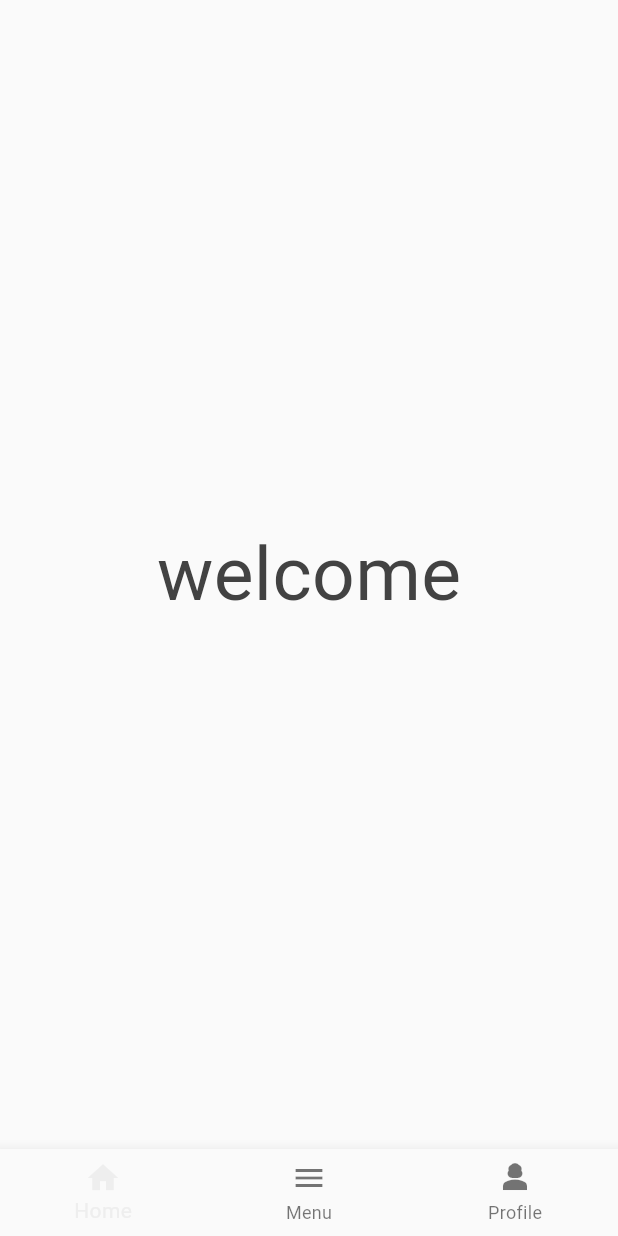
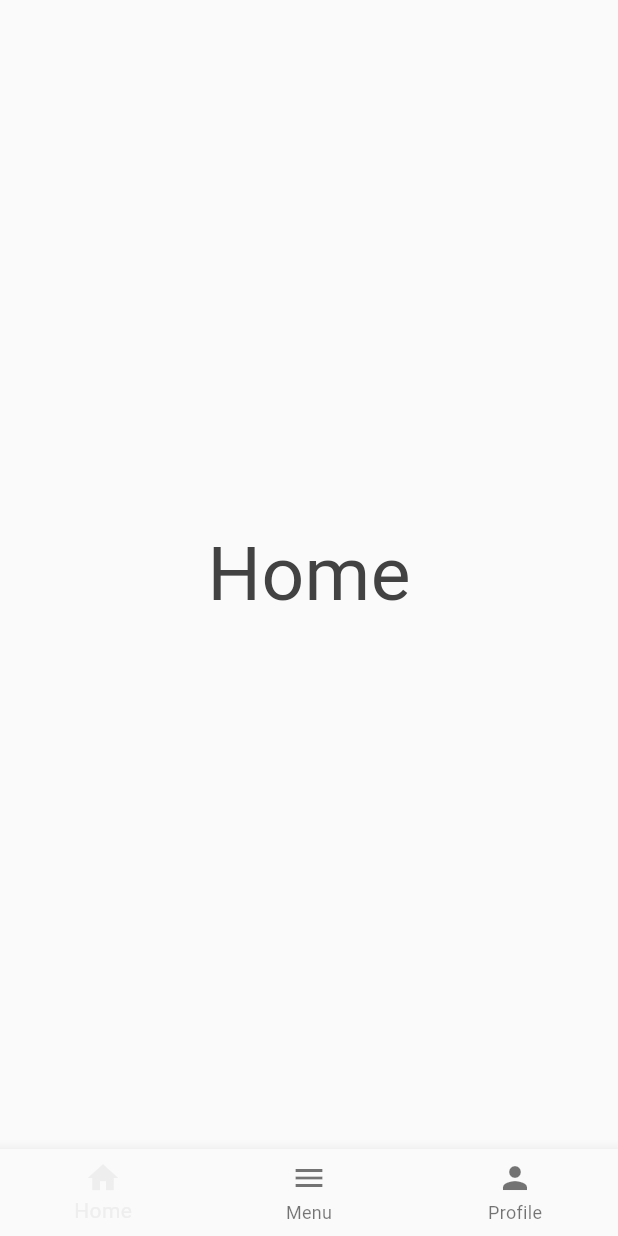
Before and after one commit to ForcesR2N/flutter_firebase, a Flutter app: the screen it shows after launch, on a phone screen of 412 x 824 dp. Run offline on Flutter 3.47's test engine with Material 3 defaults, Android fonts, the phone set to English and light mode, and no system bars.

Commit message:
create page

```diff
--- a/lib/pages/home_page.dart
+++ b/lib/pages/home_page.dart
@@ -9,37 +9,66 @@ class MyHome extends StatefulWidget {
 
 class _MyHomePage extends State<MyHome> {
   int _selectedIndex = 0;
+  final PageController _pageController = PageController();
 
-  void _navigateBottonBar(int index) {
+  void _navigateBottomBar(int index) {
     setState(() {
       _selectedIndex = index;
     });
+    _pageController.animateToPage(index,
+        duration: const Duration(milliseconds: 300), curve: Curves.easeInOut);
   }
 
   @override
   Widget build(BuildContext context) {
     return Scaffold(
-      body: const Center(
+      body: PageView(
+        controller: _pageController,
+        onPageChanged: (index) {
+          setState(() {
+            _selectedIndex = index;
+          });
+        },
+        children: const [
+          Center(
             child: Text(
-          'welcome',
+              'Home',
               style: TextStyle(fontSize: 50),
             ),
           ),
+          Center(
+            child: Text(
+              'Menu',
+              style: TextStyle(fontSize: 50),
+            ),
+          ),
+          Center(
+            child: Text(
+              'Profile',
+              style: TextStyle(fontSize: 50),
+            ),
+          ),
+        ],
+      ),
       bottomNavigationBar: BottomNavigationBar(
         currentIndex: _selectedIndex,
-          onTap: _navigateBottonBar,
+        onTap: _navigateBottomBar,
         type: BottomNavigationBarType.fixed,
-          items: [
+        items: const [
           BottomNavigationBarItem(
-              icon: const Icon(Icons.home),
+            icon: Icon(Icons.home),
             label: 'Home',
           ),
-            BottomNavigationBarItem(icon: Icon(Icons.menu),
-             label: 'Menu'),
           BottomNavigationBarItem(
-                icon: Icon(Icons.person_3_sharp),
-            label: 'Profile'),
-          ]),
+            icon: Icon(Icons.menu),
+            label: 'Menu',
+          ),
+          BottomNavigationBarItem(
+            icon: Icon(Icons.person),
+            label: 'Profile',
+          ),
+        ],
+      ),
     );
   }
 }
```
Lines whose indentation alone changed are shown as unchanged.
